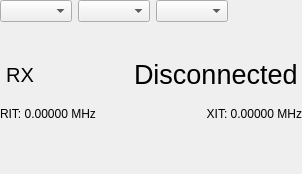
aa5sh/QLog, file ui/RigWidget.ui: the form before one commit.
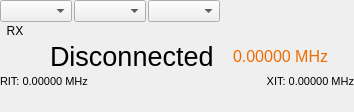
The form after the commit. Icons and pictures are not drawn. Custom widgets are drawn as their Qt base class.

Commit message: Added Split Support - Hamlib only

Diff of the .ui file:
```diff
--- a/ui/RigWidget.ui
+++ b/ui/RigWidget.ui
@@ -6,14 +6,17 @@
    <rect>
     <x>0</x>
     <y>0</y>
-    <width>302</width>
-    <height>174</height>
+    <width>354</width>
+    <height>112</height>
    </rect>
   </property>
   <property name="windowTitle">
    <string>Form</string>
   </property>
   <layout class="QVBoxLayout" name="verticalLayout">
+   <property name="spacing">
+    <number>2</number>
+   </property>
    <property name="leftMargin">
     <number>0</number>
    </property>
@@ -84,6 +87,22 @@
    </item>
    <item>
     <layout class="QHBoxLayout" name="horizontalLayout_2">
+     <item>
+      <widget class="QLabel" name="pttLabel">
+       <property name="maximumSize">
+        <size>
+         <width>30</width>
+         <height>16777215</height>
+        </size>
+       </property>
+       <property name="text">
+        <string>RX</string>
+       </property>
+       <property name="alignment">
+        <set>Qt::AlignCenter</set>
+       </property>
+      </widget>
+     </item>
      <item>
       <widget class="QLabel" name="pwrLabel">
        <property name="maximumSize">
@@ -137,30 +156,22 @@
       <number>0</number>
      </property>
      <item>
-      <widget class="QLabel" name="pttLabel">
-       <property name="maximumSize">
+      <spacer name="horizontalSpacer">
+       <property name="orientation">
+        <enum>Qt::Horizontal</enum>
+       </property>
+       <property name="sizeHint" stdset="0">
         <size>
          <width>40</width>
-         <height>16777215</height>
+         <height>20</height>
         </size>
        </property>
-       <property name="font">
-        <font>
-         <pointsize>15</pointsize>
-        </font>
-       </property>
-       <property name="text">
-        <string>RX</string>
-       </property>
-       <property name="alignment">
-        <set>Qt::AlignCenter</set>
-       </property>
-      </widget>
+      </spacer>
      </item>
      <item>
       <widget class="FreqQSpinBox" name="freqLabel">
        <property name="sizePolicy">
-        <sizepolicy hsizetype="Minimum" vsizetype="Expanding">
+        <sizepolicy hsizetype="Maximum" vsizetype="Expanding">
          <horstretch>0</horstretch>
          <verstretch>0</verstretch>
         </sizepolicy>
@@ -209,6 +220,80 @@
        </property>
       </widget>
      </item>
+     <item>
+      <widget class="FreqQSpinBox" name="txFreqLabel">
+       <property name="sizePolicy">
+        <sizepolicy hsizetype="Maximum" vsizetype="Expanding">
+         <horstretch>0</horstretch>
+         <verstretch>0</verstretch>
+        </sizepolicy>
+       </property>
+       <property name="font">
+        <font>
+         <pointsize>12</pointsize>
+        </font>
+       </property>
+       <property name="focusPolicy">
+        <enum>Qt::NoFocus</enum>
+       </property>
+       <property name="styleSheet">
+        <string notr="true">QDoubleSpinBox { background: transparent; border: none; padding: 0px; color: #ef6c00; }
+QAbstractSpinBox::lineEdit { background: transparent; border: none; padding: 0px; margin: 0px; color: #ef6c00; }</string>
+       </property>
+       <property name="frame">
+        <bool>false</bool>
+       </property>
+       <property name="alignment">
+        <set>Qt::AlignRight|Qt::AlignTrailing|Qt::AlignVCenter</set>
+       </property>
+       <property name="readOnly">
+        <bool>true</bool>
+       </property>
+       <property name="buttonSymbols">
+        <enum>QAbstractSpinBox::NoButtons</enum>
+       </property>
+       <property name="showGroupSeparator" stdset="0">
+        <bool>false</bool>
+       </property>
+       <property name="suffix">
+        <string> MHz</string>
+       </property>
+       <property name="decimals">
+        <number>5</number>
+       </property>
+       <property name="maximum">
+        <double>7500000.000000000000000</double>
+       </property>
+       <property name="singleStep">
+        <double>0.001000000000000</double>
+       </property>
+      </widget>
+     </item>
+     <item>
+      <widget class="QToolButton" name="splitOffButton">
+       <property name="focusPolicy">
+        <enum>Qt::NoFocus</enum>
+       </property>
+       <property name="toolTip">
+        <string>Disable Split</string>
+       </property>
+       <property name="text">
+        <string/>
+       </property>
+       <property name="icon">
+        <iconset theme="edit-clear"/>
+       </property>
+       <property name="iconSize">
+        <size>
+         <width>12</width>
+         <height>12</height>
+        </size>
+       </property>
+       <property name="autoRaise">
+        <bool>true</bool>
+       </property>
+      </widget>
+     </item>
     </layout>
    </item>
    <item>
@@ -218,6 +303,11 @@
      </property>
      <item>
       <widget class="QLabel" name="ritOffset">
+       <property name="font">
+        <font>
+         <pointsize>8</pointsize>
+        </font>
+       </property>
        <property name="text">
         <string>RIT: 0.00000 MHz</string>
        </property>
@@ -225,6 +315,11 @@
      </item>
      <item>
       <widget class="QLabel" name="xitOffset">
+       <property name="font">
+        <font>
+         <pointsize>8</pointsize>
+        </font>
+       </property>
        <property name="text">
         <string>XIT: 0.00000 MHz</string>
        </property>
```
The commit also changes 15 other files.
